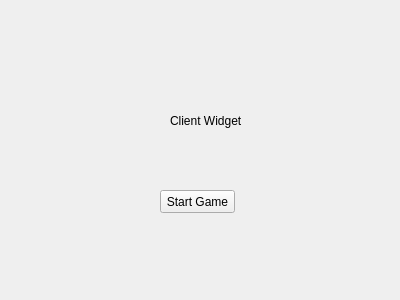
This is src/PacManQt/clientwindow.ui in przemekBielak/PacMan-online as Qt 5 draws it before an edit. The edited form follows.
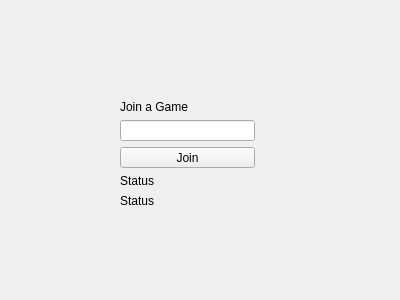
This is the edited form.

Commit message:
Added real server functionality to serwerwindow class.
- Server is started after clicking "host" button.
- Server is listening for any communication and if established, responds with "hello" message and starts the game.

```diff
--- a/src/PacManQt/clientwindow.ui
+++ b/src/PacManQt/clientwindow.ui
@@ -13,31 +13,48 @@
   <property name="windowTitle">
    <string>Form</string>
   </property>
-  <widget class="QLabel" name="label">
+  <widget class="QWidget" name="">
    <property name="geometry">
     <rect>
-     <x>170</x>
-     <y>110</y>
-     <width>81</width>
-     <height>21</height>
+     <x>120</x>
+     <y>100</y>
+     <width>135</width>
+     <height>108</height>
     </rect>
    </property>
-   <property name="text">
-    <string>Client Widget</string>
-   </property>
-  </widget>
-  <widget class="QPushButton" name="pushButton">
-   <property name="geometry">
-    <rect>
-     <x>160</x>
-     <y>190</y>
-     <width>75</width>
-     <height>23</height>
-    </rect>
-   </property>
-   <property name="text">
-    <string>Start Game</string>
-   </property>
+   <layout class="QVBoxLayout" name="verticalLayout">
+    <item>
+     <widget class="QLabel" name="label">
+      <property name="text">
+       <string>Join a Game</string>
+      </property>
+     </widget>
+    </item>
+    <item>
+     <widget class="QLineEdit" name="lineEdit"/>
+    </item>
+    <item>
+     <widget class="QPushButton" name="pushButton">
+      <property name="text">
+       <string>Join</string>
+      </property>
+     </widget>
+    </item>
+    <item>
+     <widget class="QLabel" name="label_Status">
+      <property name="text">
+       <string>Status</string>
+      </property>
+     </widget>
+    </item>
+    <item>
+     <widget class="QLabel" name="label_StatusText">
+      <property name="text">
+       <string>Status</string>
+      </property>
+     </widget>
+    </item>
+   </layout>
   </widget>
  </widget>
  <resources/>
```
The commit also changes 20 other files.
